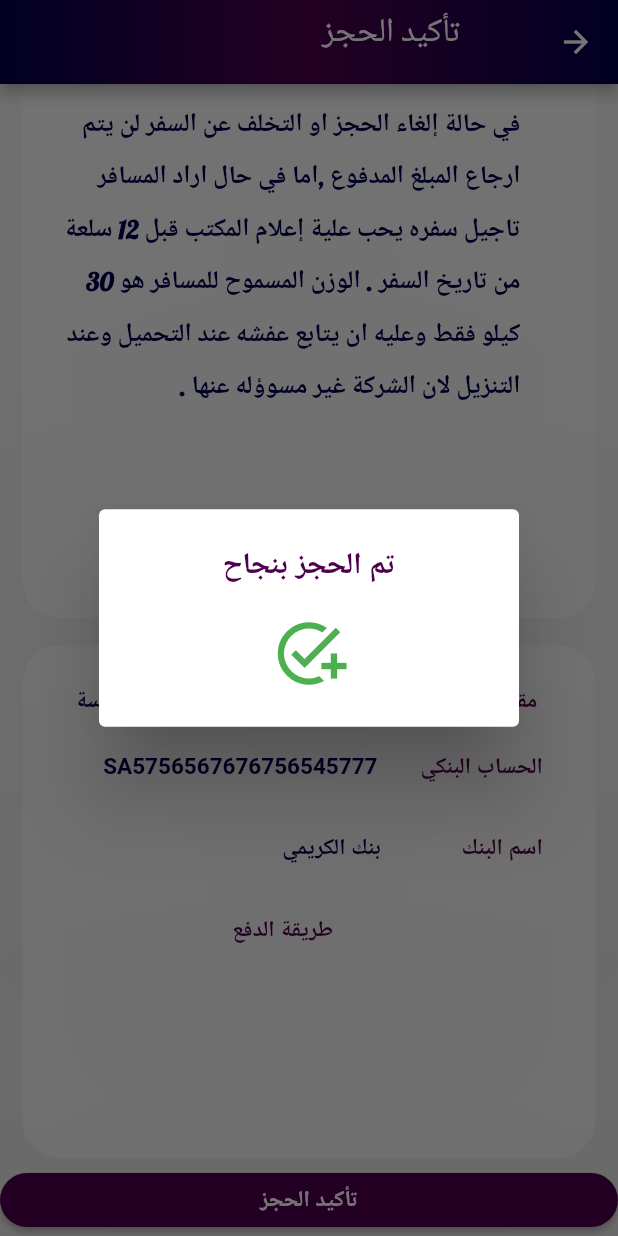
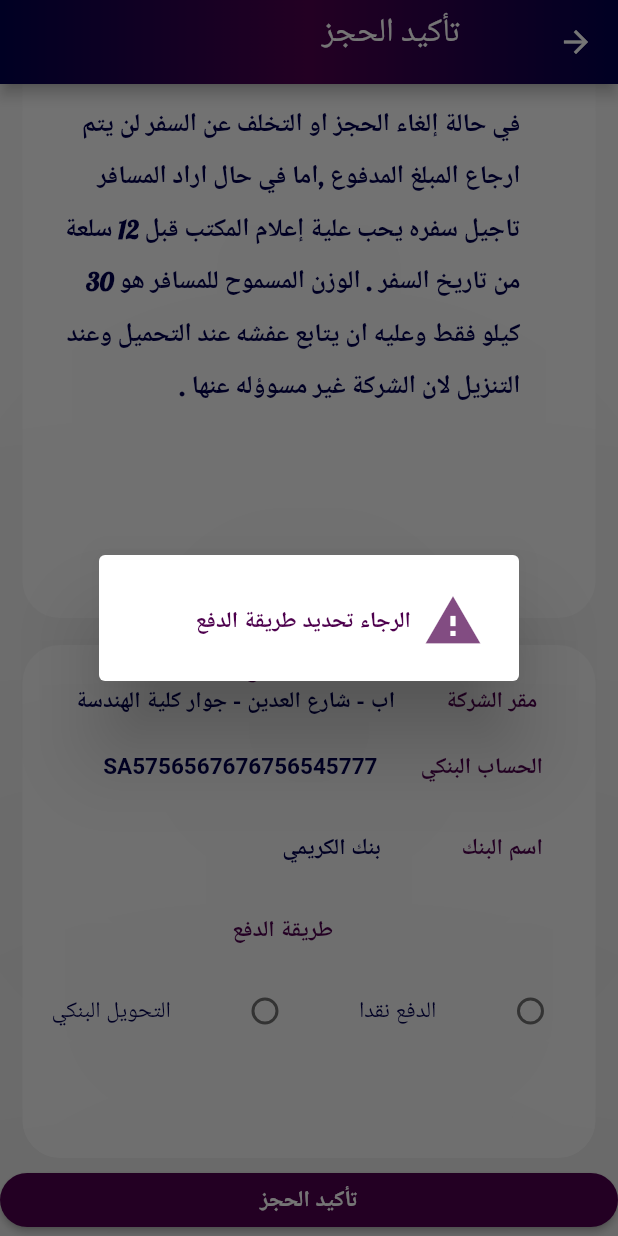
Before and after one commit to Dhehdhyd/Booking-App, a Flutter app: the Trip_details_page screen opened directly, scrolled down 645 dp, after a tap on "تأكيد الحجز", on a phone screen of 412 x 824 dp. Run offline on Flutter 3.47's test engine with Material 2 defaults, Android fonts, the phone set to English and light mode, and no system bars; our stand-ins replace image_picker, share_plus, splashscreen.

Commit message:
trip_detalis_page_ update

```diff
--- a/lib/class_tools/app_drawer.dart
+++ b/lib/class_tools/app_drawer.dart
@@ -1,4 +1,5 @@
 import 'package:flutter/material.dart';
+import 'package:share_plus/share_plus.dart';
 import 'package:url_launcher/url_launcher.dart';
 import '../screens/about_the_application.dart';
 import '../screens/help_and_support.dart';
@@ -80,6 +81,7 @@ setState(() {
          ListTile(title: Text('مشاركة التطبيق',style:TextStyle(color: Color.fromRGBO(0,0 , 0,0.7),fontSize: 18,fontFamily: 'Lobster')),
  trailing: Icon(Icons.share),
   onTap: ()=>{
+    Share.share('رابط التطبيق في جوجل play com.example.tickets_booking_app'),
 
   },),
          ListTile(title: Text('حول التطبيق',style:TextStyle(color: Color.fromRGBO(0,0 , 0,0.7),fontSize: 18,fontFamily: 'Lobster')),
--- a/lib/class_tools/app_radio.dart
+++ /dev/null
@@ -1,19 +0,0 @@
-import 'package:flutter/material.dart';
-
-class AppRadio extends StatefulWidget {
-  @override
-  _AppRadioState createState() => _AppRadioState();
-}
-
-class _AppRadioState extends State<AppRadio> {
-  @override
-  int _radiovalue=0;
-  String result="";
-  Color resultcolor=Color.fromRGBO(77, 0, 77, 1);
-
-  Widget build(BuildContext context) {
-    return Container(
-
-    );
-  }
-}
--- a/lib/screens/trip_details_page.dart
+++ b/lib/screens/trip_details_page.dart
@@ -1,10 +1,82 @@
 import 'package:flutter/material.dart';
+
 class Trip_details_page extends StatefulWidget {
   @override
   _Trip_details_pageState createState() => _Trip_details_pageState();
 }
 
 class _Trip_details_pageState extends State<Trip_details_page> {
+ int _radiovalue=0;
+  String result="";
+  int numberselect=0;
+
+   myDialog(){
+    if(numberselect==0)
+     { final AlertDialog ok1=AlertDialog(
+title:Container(
+alignment: Alignment.center,
+  child: Row(
+    children: [
+        Icon(Icons.warning_sharp,color: Color.fromRGBO(77, 0, 77, 0.7),size: 40,),
+      SizedBox(width: 8,),
+      Text("الرجاء تحديد طريقة الدفع",style: TextStyle(color: Color.fromRGBO(77, 0, 77, 1),fontSize: 15,fontWeight: FontWeight.bold),),
+    ],
+  )) ,
+
+      );
+
+
+         showDialog(builder: (context) => ok1, context:context);
+  }
+  else if(numberselect==1)
+     {
+  final AlertDialog ok2=AlertDialog(
+title:Container(
+alignment: Alignment.center,
+  child: Text('''الرجاء المسارعة في الدفع الى اقرب فرع للمكتب خلال 24 ساعة
+ ورقم الحجز الخاص بك هو 24446 ''',style: TextStyle(color: Color.fromRGBO(77, 0, 77, 1),fontSize: 15,fontWeight: FontWeight.bold),)) ,
+content: Container(
+height: 50,
+child:Row(
+  children: [
+        SizedBox(width: 20,),
+        Icon(Icons.alarm,color: Color.fromRGBO(77, 0, 77, 1),size: 40,),
+        SizedBox(width: 30,),
+        Icon(Icons.airport_shuttle,color: Color.fromRGBO(77, 0, 77, 1),size: 40,),
+
+
+  ],
+)
+
+),
+      );
+
+
+         showDialog(builder: (context) => ok2, context:context);
+  }
+  else if(numberselect==2)
+     {
+  final AlertDialog ok3=AlertDialog(
+title:Container(
+alignment: Alignment.center,
+  child: Row(
+    children: [
+      Icon(Icons.beenhere,color: Colors.green,size: 30),
+        SizedBox(width: 20,),
+      Text( "تم الحجز بنجاح",style: TextStyle(color: Color.fromRGBO(77, 0, 77, 1),fontSize: 15,fontWeight: FontWeight.bold),),
+    ],
+  )) ,
+content: Container(
+height: 50,
+width: 50,
+child: Text("صورة التذكره"),
+),
+      );
+
+
+         showDialog(builder: (context) => ok3, context:context);
+  }
+  }
   @override
   Widget build(BuildContext context) {
     return
@@ -419,8 +491,39 @@ child: Column(
            child: Text(' طريقة الدفع ',style: TextStyle(fontSize: 15,color: Color.fromRGBO(77, 0, 77, 1),fontWeight: FontWeight.bold)
            )
            ),
+     SizedBox(height: 20,),
+     Container(
+      child: Row(
+        mainAxisAlignment: MainAxisAlignment.spaceAround,
+        children: [
+          Radio(
+            value: 1,
+            groupValue: _radiovalue,
+            onChanged: <int>(value){
+              setState(() {
+                              _radiovalue=value;
+                              numberselect=1;
 
+                            });
+            },
+          ),
+          Text('الدفع نقدا',style: TextStyle(fontSize: 15,color: Color.fromRGBO(0, 0, 77, 1)),),
+                Radio(
+            value: 2,
+            groupValue: _radiovalue,
+            onChanged: <int>(value){
+              setState(() {
+                              _radiovalue=value;
+                              numberselect=2;
+                            });
+            },
+          ),
+          Text('التحويل البنكي',style: TextStyle(fontSize: 15,color: Color.fromRGBO(0, 0, 77, 1)),),
+        ],
+      ),
 
+    ),
+      // AppRadio(),
 
 
 
@@ -442,20 +545,10 @@ child: Column(
     ),
 
     onPressed: (){
+   setState(() {
+       myDialog();
+      });
 
-        final AlertDialog ok=AlertDialog(
-title:Container(
-alignment: Alignment.center,
-  child: Text("تم الحجز بنجاح",style: TextStyle(color: Color.fromRGBO(77, 0, 77, 1),fontSize: 20,fontWeight: FontWeight.bold),)) ,
-content: Container(
-height: 50,
-child:Icon(Icons.add_task,color: Colors.green,size: 50,)
-
-),
-      );
-
-
-         showDialog(builder: (context) => ok, context:context);
     },
     child: Text('تأكيد الحجز',style: TextStyle(fontSize: 15)),
 
```
